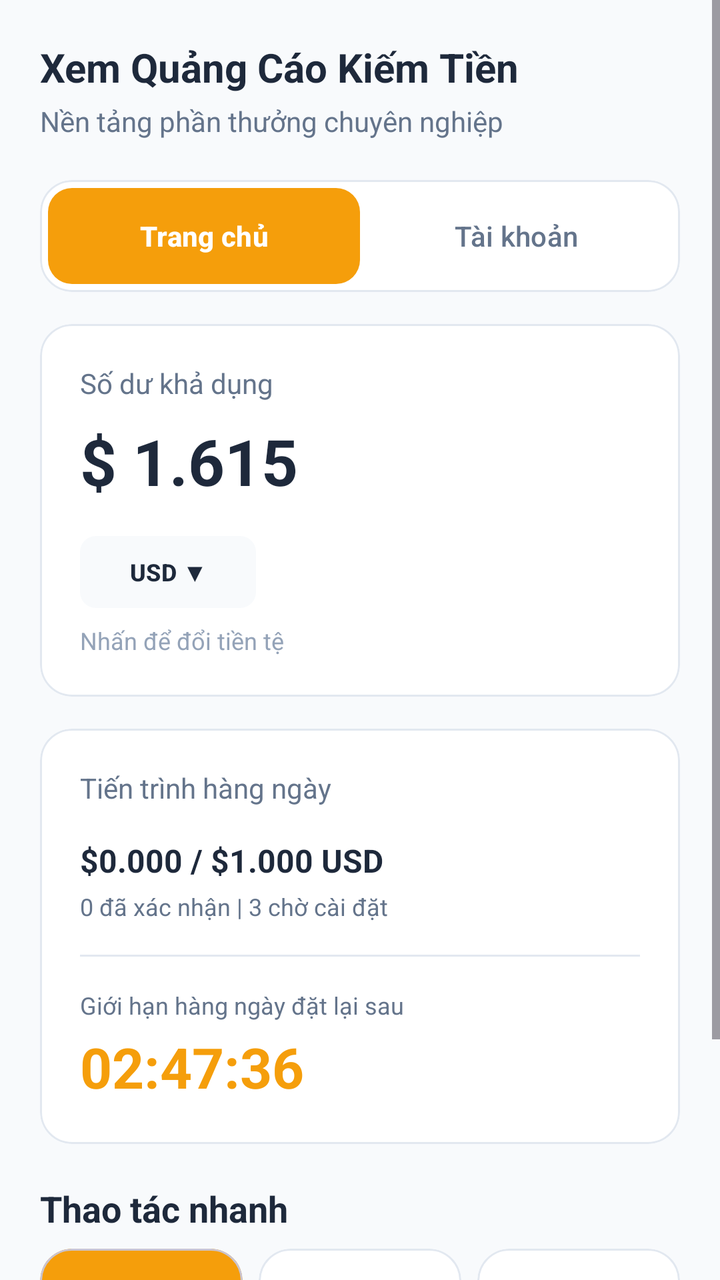
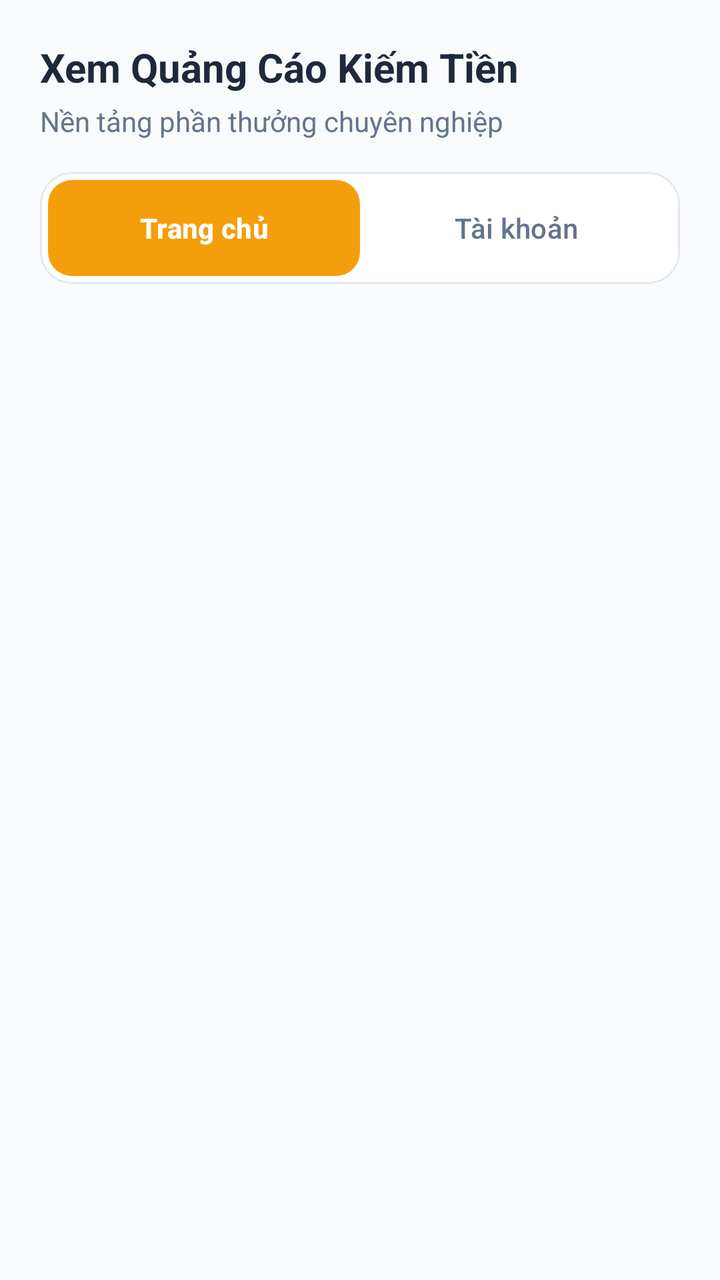

Compare the two renders of this Android layout. The source of the first and the diff that turns it into the second are given below.
<!-- AndroidManifest.xml: application theme Theme.View2Earn -->
<!-- res/layout/activity_main.xml -->
<?xml version="1.0" encoding="utf-8"?>
<ScrollView xmlns:android="http://schemas.android.com/apk/res/android"
    xmlns:app="http://schemas.android.com/apk/res-auto"
    xmlns:tools="http://schemas.android.com/tools"
    android:id="@+id/activity_main"
    android:layout_width="match_parent"
    android:layout_height="match_parent"
    android:background="@color/neutral_bg"
    android:fillViewport="true"
    tools:context=".MainActivity">

    <LinearLayout
        android:layout_width="match_parent"
        android:layout_height="wrap_content"
        android:orientation="vertical"
        android:padding="@dimen/spacing_lg">

        
        <LinearLayout
            android:layout_width="match_parent"
            android:layout_height="wrap_content"
            android:gravity="center_vertical"
            android:orientation="horizontal">

            <LinearLayout
                android:layout_width="0dp"
                android:layout_height="wrap_content"
                android:layout_weight="1"
                android:orientation="vertical">

                <TextView
                    android:id="@+id/tvAppTitle"
                    android:layout_width="wrap_content"
                    android:layout_height="wrap_content"
                    android:text="@string/main_header_title"
                    android:textColor="@color/text_primary"
                    android:textSize="@dimen/text_screen_header"
                    android:textStyle="bold" />

                <TextView
                    android:id="@+id/tvAppSubtitle"
                    android:layout_width="wrap_content"
                    android:layout_height="wrap_content"
                    android:layout_marginTop="@dimen/spacing_xs"
                    android:text="@string/main_header_subtitle"
                    android:textColor="@color/text_secondary"
                    android:textSize="@dimen/text_secondary" />
            </LinearLayout>
        </LinearLayout>

        
        <com.google.android.material.card.MaterialCardView
            android:layout_width="match_parent"
            android:layout_height="wrap_content"
            android:layout_marginTop="@dimen/spacing_lg"
            app:cardBackgroundColor="@color/surface"
            app:cardCornerRadius="@dimen/corner_radius_lg"
            app:cardElevation="0dp"
            app:strokeColor="@color/border_color"
            app:strokeWidth="1dp">

            <LinearLayout
                android:layout_width="match_parent"
                android:layout_height="wrap_content"
                android:orientation="horizontal"
                android:padding="@dimen/spacing_xs">

                <com.google.android.material.button.MaterialButton
                    android:id="@+id/btnTabHome"
                    android:layout_width="0dp"
                    android:layout_height="wrap_content"
                    android:layout_weight="1"
                    android:insetTop="0dp"
                    android:insetBottom="0dp"
                    android:text="@string/tab_home"
                    android:textColor="@color/on_primary"
                    android:textSize="@dimen/text_button"
                    android:textStyle="bold"
                    app:backgroundTint="@color/primary"
                    app:cornerRadius="@dimen/corner_radius_md" />

                <com.google.android.material.button.MaterialButton
                    android:id="@+id/btnTabAccount"
                    style="@style/Widget.Material3.Button.TextButton"
                    android:layout_width="0dp"
                    android:layout_height="wrap_content"
                    android:layout_weight="1"
                    android:insetTop="0dp"
                    android:insetBottom="0dp"
                    android:text="@string/tab_account"
                    android:textColor="@color/text_secondary"
                    android:textSize="@dimen/text_button"
                    app:cornerRadius="@dimen/corner_radius_md" />
            </LinearLayout>
        </com.google.android.material.card.MaterialCardView>

        
        <com.google.android.material.card.MaterialCardView
            android:layout_width="match_parent"
            android:layout_height="wrap_content"
            android:layout_marginTop="@dimen/spacing_md"
            app:cardBackgroundColor="@color/surface"
            app:cardCornerRadius="@dimen/corner_radius_lg"
            app:cardElevation="0dp"
            app:strokeColor="@color/border_color"
            app:strokeWidth="1dp">

            <LinearLayout
                android:layout_width="match_parent"
                android:layout_height="wrap_content"
                android:orientation="vertical"
                android:padding="@dimen/spacing_lg">

                <TextView
                    android:layout_width="wrap_content"
                    android:layout_height="wrap_content"
                    android:text="@string/label_available_balance"
                    android:textColor="@color/text_secondary"
                    android:textSize="@dimen/text_secondary" />

                <TextView
                    android:id="@+id/tvBalance"
                    android:layout_width="wrap_content"
                    android:layout_height="wrap_content"
                    android:layout_marginTop="@dimen/spacing_sm"
                    android:text="@string/sample_balance"
                    android:textColor="@color/text_primary"
                    android:textSize="@dimen/text_big_number"
                    android:textStyle="bold" />

                <com.google.android.material.button.MaterialButton
                    android:id="@+id/btnCurrency"
                    style="@style/Widget.Material3.Button.TonalButton"
                    android:layout_width="wrap_content"
                    android:layout_height="36dp"
                    android:layout_marginTop="@dimen/spacing_md"
                    android:insetTop="0dp"
                    android:insetBottom="0dp"
                    android:paddingHorizontal="@dimen/spacing_md"
                    android:paddingVertical="0dp"
                    android:text="@string/currency_usd"
                    android:textColor="@color/text_primary"
                    android:textSize="@dimen/text_caption"
                    android:textStyle="bold"
                    app:backgroundTint="@color/neutral_bg"
                    app:cornerRadius="@dimen/corner_radius_sm" />

                <TextView
                    android:layout_width="wrap_content"
                    android:layout_height="wrap_content"
                    android:layout_marginTop="@dimen/spacing_sm"
                    android:text="@string/subtext_change_currency"
                    android:textColor="@color/text_hint"
                    android:textSize="@dimen/text_caption" />
            </LinearLayout>
        </com.google.android.material.card.MaterialCardView>

        
        <com.google.android.material.card.MaterialCardView
            android:layout_width="match_parent"
            android:layout_height="wrap_content"
            android:layout_marginTop="@dimen/spacing_md"
            app:cardBackgroundColor="@color/surface"
            app:cardCornerRadius="@dimen/corner_radius_lg"
            app:cardElevation="0dp"
            app:strokeColor="@color/border_color"
            app:strokeWidth="1dp">

            <LinearLayout
                android:layout_width="match_parent"
                android:layout_height="wrap_content"
                android:orientation="vertical"
                android:padding="@dimen/spacing_lg">

                <TextView
                    android:layout_width="wrap_content"
                    android:layout_height="wrap_content"
                    android:text="@string/label_daily_progress"
                    android:textColor="@color/text_secondary"
                    android:textSize="@dimen/text_secondary" />

                <TextView
                    android:id="@+id/tvDailyProgressAmount"
                    android:layout_width="wrap_content"
                    android:layout_height="wrap_content"
                    android:layout_marginTop="@dimen/spacing_md"
                    android:text="@string/sample_daily_amount"
                    android:textColor="@color/text_primary"
                    android:textSize="@dimen/text_body"
                    android:textStyle="bold" />

                <TextView
                    android:id="@+id/tvDailyProgressStatus"
                    android:layout_width="wrap_content"
                    android:layout_height="wrap_content"
                    android:layout_marginTop="@dimen/spacing_xs"
                    android:text="@string/sample_daily_status"
                    android:textColor="@color/text_secondary"
                    android:textSize="@dimen/text_caption" />

                <View
                    android:layout_width="match_parent"
                    android:layout_height="1dp"
                    android:layout_marginVertical="@dimen/spacing_md"
                    android:background="@color/border_color" />

                <TextView
                    android:layout_width="wrap_content"
                    android:layout_height="wrap_content"
                    android:text="@string/label_reset_limit"
                    android:textColor="@color/text_secondary"
                    android:textSize="@dimen/text_caption" />

                <TextView
                    android:id="@+id/tvResetTimer"
                    android:layout_width="wrap_content"
                    android:layout_height="wrap_content"
                    android:layout_marginTop="@dimen/spacing_xs"
                    android:text="@string/sample_reset_timer"
                    android:textColor="@color/primary"
                    android:textSize="@dimen/text_timer"
                    android:textStyle="bold" />
            </LinearLayout>
        </com.google.android.material.card.MaterialCardView>

        
        <TextView
            android:layout_width="wrap_content"
            android:layout_height="wrap_content"
            android:layout_marginTop="@dimen/spacing_lg"
            android:text="@string/section_quick_actions"
            android:textColor="@color/text_primary"
            android:textSize="@dimen/text_section_title"
            android:textStyle="bold" />

        <LinearLayout
            android:layout_width="match_parent"
            android:layout_height="wrap_content"
            android:layout_marginTop="@dimen/spacing_sm"
            android:layout_marginBottom="@dimen/spacing_xl"
            android:orientation="horizontal">

            
            <com.google.android.material.card.MaterialCardView
                android:id="@+id/cardWatchAds"
                android:layout_width="0dp"
                android:layout_height="wrap_content"
                android:layout_marginEnd="@dimen/spacing_xs"
                android:layout_weight="1"
                android:clickable="true"
                android:focusable="true"
                app:cardBackgroundColor="@color/primary"
                app:cardCornerRadius="@dimen/corner_radius_lg"
                app:cardElevation="0dp">

                <LinearLayout
                    android:layout_width="match_parent"
                    android:layout_height="120dp"
                    android:gravity="bottom"
                    android:orientation="vertical"
                    android:padding="@dimen/spacing_md">

                    <TextView
                        android:layout_width="wrap_content"
                        android:layout_height="wrap_content"
                        android:text="@string/action_watch_ads_title"
                        android:textColor="@color/on_primary"
                        android:textSize="@dimen/text_body"
                        android:textStyle="bold" />

                    <TextView
                        android:layout_width="wrap_content"
                        android:layout_height="wrap_content"
                        android:layout_marginTop="@dimen/spacing_xs"
                        android:text="@string/action_watch_ads_desc"
                        android:textColor="@color/on_primary"
                        android:textSize="@dimen/text_caption" />
                </LinearLayout>
            </com.google.android.material.card.MaterialCardView>

            
            <com.google.android.material.card.MaterialCardView
                android:id="@+id/cardRateApp"
                android:layout_width="0dp"
                android:layout_height="wrap_content"
                android:layout_marginHorizontal="@dimen/spacing_xs"
                android:layout_weight="1"
                android:clickable="true"
                android:focusable="true"
                app:cardBackgroundColor="@color/surface"
                app:cardCornerRadius="@dimen/corner_radius_lg"
                app:cardElevation="0dp"
                app:strokeColor="@color/border_color"
                app:strokeWidth="1dp">

                <LinearLayout
                    android:layout_width="match_parent"
                    android:layout_height="120dp"
                    android:gravity="bottom"
                    android:orientation="vertical"
                    android:padding="@dimen/spacing_md">

                    <TextView
                        android:layout_width="wrap_content"
                        android:layout_height="wrap_content"
                        android:text="@string/action_rate_app_title"
                        android:textColor="@color/text_primary"
                        android:textSize="@dimen/text_body"
                        android:textStyle="bold" />

                    <TextView
                        android:layout_width="wrap_content"
                        android:layout_height="wrap_content"
                        android:layout_marginTop="@dimen/spacing_xs"
                        android:text="@string/action_rate_app_desc"
                        android:textColor="@color/text_secondary"
                        android:textSize="@dimen/text_caption" />
                </LinearLayout>
            </com.google.android.material.card.MaterialCardView>

            
            <com.google.android.material.card.MaterialCardView
                android:id="@+id/cardInviteFriends"
                android:layout_width="0dp"
                android:layout_height="wrap_content"
                android:layout_marginStart="@dimen/spacing_xs"
                android:layout_weight="1"
                android:clickable="true"
                android:focusable="true"
                app:cardBackgroundColor="@color/surface"
                app:cardCornerRadius="@dimen/corner_radius_lg"
                app:cardElevation="0dp"
                app:strokeColor="@color/border_color"
                app:strokeWidth="1dp">

                <LinearLayout
                    android:layout_width="match_parent"
                    android:layout_height="120dp"
                    android:gravity="bottom"
                    android:orientation="vertical"
                    android:padding="@dimen/spacing_md">

                    <TextView
                        android:layout_width="wrap_content"
                        android:layout_height="wrap_content"
                        android:text="@string/invite_friends_header"
                        android:textColor="@color/text_primary"
                        android:textSize="@dimen/text_body"
                        android:textStyle="bold" />

                    <TextView
                        android:layout_width="wrap_content"
                        android:layout_height="wrap_content"
                        android:layout_marginTop="@dimen/spacing_xs"
                        android:text="Mời &amp; nhận $1.00"
                        android:textColor="@color/primary"
                        android:textSize="@dimen/text_caption"
                        android:textStyle="bold" />
                </LinearLayout>
            </com.google.android.material.card.MaterialCardView>
        </LinearLayout>

    </LinearLayout>
</ScrollView>
<!-- resources referenced by this layout -->
<resources>
  <color name="border_color">#E2E8F0</color>
  <color name="neutral_bg">#F8FAFC</color>
  <color name="on_primary">#FFFFFF</color>
  <color name="primary">#F59E0B</color>
  <color name="surface">#FFFFFF</color>
  <color name="text_hint">#94A3B8</color>
  <color name="text_primary">#1E293B</color>
  <color name="text_secondary">#64748B</color>
  <dimen name="corner_radius_lg">16dp</dimen>
  <dimen name="corner_radius_md">12dp</dimen>
  <dimen name="corner_radius_sm">8dp</dimen>
  <dimen name="spacing_lg">20dp</dimen>
  <dimen name="spacing_md">16dp</dimen>
  <dimen name="spacing_sm">8dp</dimen>
  <dimen name="spacing_xl">24dp</dimen>
  <dimen name="spacing_xs">4dp</dimen>
  <dimen name="text_big_number">32sp</dimen>
  <dimen name="text_body">16sp</dimen>
  <dimen name="text_button">14sp</dimen>
  <dimen name="text_caption">12sp</dimen>
  <dimen name="text_screen_header">20sp</dimen>
  <dimen name="text_secondary">14sp</dimen>
  <dimen name="text_section_title">18sp</dimen>
  <dimen name="text_timer">28sp</dimen>
  <string name="action_rate_app_desc">Đánh giá trên Google Play</string>
  <string name="action_rate_app_title">Đánh giá ứng dụng</string>
  <string name="action_watch_ads_desc">Kiếm tiền từ quảng cáo</string>
  <string name="action_watch_ads_title">Xem quảng cáo</string>
  <string name="currency_usd">USD  ▼</string>
  <string name="invite_friends_header">Mời bạn bè</string>
  <string name="label_available_balance">Số dư khả dụng</string>
  <string name="label_daily_progress">Tiến trình hàng ngày</string>
  <string name="label_reset_limit">Giới hạn hàng ngày đặt lại sau</string>
  <string name="main_header_subtitle">Nền tảng phần thưởng chuyên nghiệp</string>
  <string name="main_header_title">Xem Quảng Cáo Kiếm Tiền</string>
  <string name="sample_balance">$ 1.615</string>
  <string name="sample_daily_amount">$0.000 / $1.000 USD</string>
  <string name="sample_daily_status">0 đã xác nhận | 3 chờ cài đặt</string>
  <string name="sample_reset_timer">02:47:36</string>
  <string name="section_quick_actions">Thao tác nhanh</string>
  <string name="subtext_change_currency">Nhấn để đổi tiền tệ</string>
  <string name="tab_account">Tài khoản</string>
  <string name="tab_home">Trang chủ</string>
  <style name="Theme.View2Earn" parent="Base.Theme.View2Earn" />
  <style name="Base.Theme.View2Earn" parent="Theme.Material3.Light.NoActionBar">
          
          <item name="colorPrimary">@color/primary</item>
          <item name="colorOnPrimary">@color/on_primary</item>
          <item name="android:windowBackground">@color/neutral_bg</item>
          <item name="android:statusBarColor">@color/neutral_bg</item>
          <item name="android:windowLightStatusBar" tools:targetApi="m">true</item>
      </style>
</resources>

<!-- the commit's change to res/layout/activity_main.xml (unified diff, before → after) -->
@@ -1,58 +1,47 @@
 <?xml version="1.0" encoding="utf-8"?>
-<ScrollView xmlns:android="http://schemas.android.com/apk/res/android"
+<LinearLayout xmlns:android="http://schemas.android.com/apk/res/android"
     xmlns:app="http://schemas.android.com/apk/res-auto"
     xmlns:tools="http://schemas.android.com/tools"
     android:id="@+id/activity_main"
     android:layout_width="match_parent"
     android:layout_height="match_parent"
     android:background="@color/neutral_bg"
-    android:fillViewport="true"
+    android:orientation="vertical"
     tools:context=".MainActivity">
 
+    
     <LinearLayout
         android:layout_width="match_parent"
         android:layout_height="wrap_content"
         android:orientation="vertical"
-        android:padding="@dimen/spacing_lg">
+        android:paddingHorizontal="@dimen/spacing_lg"
+        android:paddingTop="@dimen/spacing_lg"
+        android:paddingBottom="@dimen/spacing_sm">
 
         
-        <LinearLayout
-            android:layout_width="match_parent"
+        <TextView
+            android:id="@+id/tvAppTitle"
+            android:layout_width="wrap_content"
             android:layout_height="wrap_content"
-            android:gravity="center_vertical"
-            android:orientation="horizontal">
+            android:text="@string/main_header_title"
+            android:textColor="@color/text_primary"
+            android:textSize="@dimen/text_screen_header"
+            android:textStyle="bold" />
 
-            <LinearLayout
-                android:layout_width="0dp"
-                android:layout_height="wrap_content"
-                android:layout_weight="1"
-                android:orientation="vertical">
-
-                <TextView
-                    android:id="@+id/tvAppTitle"
-                    android:layout_width="wrap_content"
-                    android:layout_height="wrap_content"
-                    android:text="@string/main_header_title"
-                    android:textColor="@color/text_primary"
-                    android:textSize="@dimen/text_screen_header"
-                    android:textStyle="bold" />
-
-                <TextView
-                    android:id="@+id/tvAppSubtitle"
-                    android:layout_width="wrap_content"
-                    android:layout_height="wrap_content"
-                    android:layout_marginTop="@dimen/spacing_xs"
-                    android:text="@string/main_header_subtitle"
-                    android:textColor="@color/text_secondary"
-                    android:textSize="@dimen/text_secondary" />
-            </LinearLayout>
-        </LinearLayout>
+        <TextView
+            android:id="@+id/tvAppSubtitle"
+            android:layout_width="wrap_content"
+            android:layout_height="wrap_content"
+            android:layout_marginTop="@dimen/spacing_xs"
+            android:text="@string/main_header_subtitle"
+            android:textColor="@color/text_secondary"
+            android:textSize="@dimen/text_secondary" />
 
         
         <com.google.android.material.card.MaterialCardView
             android:layout_width="match_parent"
             android:layout_height="wrap_content"
-            android:layout_marginTop="@dimen/spacing_lg"
+            android:layout_marginTop="@dimen/spacing_md"
             app:cardBackgroundColor="@color/surface"
             app:cardCornerRadius="@dimen/corner_radius_lg"
             app:cardElevation="0dp"
@@ -93,272 +82,13 @@
                     app:cornerRadius="@dimen/corner_radius_md" />
             </LinearLayout>
         </com.google.android.material.card.MaterialCardView>
+    </LinearLayout>
 
-        
-        <com.google.android.material.card.MaterialCardView
-            android:layout_width="match_parent"
-            android:layout_height="wrap_content"
-            android:layout_marginTop="@dimen/spacing_md"
-            app:cardBackgroundColor="@color/surface"
-            app:cardCornerRadius="@dimen/corner_radius_lg"
-            app:cardElevation="0dp"
-            app:strokeColor="@color/border_color"
-            app:strokeWidth="1dp">
+    
+    <androidx.viewpager2.widget.ViewPager2
+        android:id="@+id/viewPager"
+        android:layout_width="match_parent"
+        android:layout_height="0dp"
+        android:layout_weight="1" />
 
-            <LinearLayout
-                android:layout_width="match_parent"
-                android:layout_height="wrap_content"
-                android:orientation="vertical"
-                android:padding="@dimen/spacing_lg">
-
-                <TextView
-                    android:layout_width="wrap_content"
-                    android:layout_height="wrap_content"
-                    android:text="@string/label_available_balance"
-                    android:textColor="@color/text_secondary"
-                    android:textSize="@dimen/text_secondary" />
-
-                <TextView
-                    android:id="@+id/tvBalance"
-                    android:layout_width="wrap_content"
-                    android:layout_height="wrap_content"
-                    android:layout_marginTop="@dimen/spacing_sm"
-                    android:text="@string/sample_balance"
-                    android:textColor="@color/text_primary"
-                    android:textSize="@dimen/text_big_number"
-                    android:textStyle="bold" />
-
-                <com.google.android.material.button.MaterialButton
-                    android:id="@+id/btnCurrency"
-                    style="@style/Widget.Material3.Button.TonalButton"
-                    android:layout_width="wrap_content"
-                    android:layout_height="36dp"
-                    android:layout_marginTop="@dimen/spacing_md"
-                    android:insetTop="0dp"
-                    android:insetBottom="0dp"
-                    android:paddingHorizontal="@dimen/spacing_md"
-                    android:paddingVertical="0dp"
-                    android:text="@string/currency_usd"
-                    android:textColor="@color/text_primary"
-                    android:textSize="@dimen/text_caption"
-                    android:textStyle="bold"
-                    app:backgroundTint="@color/neutral_bg"
-                    app:cornerRadius="@dimen/corner_radius_sm" />
-
-                <TextView
-                    android:layout_width="wrap_content"
-                    android:layout_height="wrap_content"
-                    android:layout_marginTop="@dimen/spacing_sm"
-                    android:text="@string/subtext_change_currency"
-                    android:textColor="@color/text_hint"
-                    android:textSize="@dimen/text_caption" />
-            </LinearLayout>
-        </com.google.android.material.card.MaterialCardView>
-
-        
-        <com.google.android.material.card.MaterialCardView
-            android:layout_width="match_parent"
-            android:layout_height="wrap_content"
-            android:layout_marginTop="@dimen/spacing_md"
-            app:cardBackgroundColor="@color/surface"
-            app:cardCornerRadius="@dimen/corner_radius_lg"
-            app:cardElevation="0dp"
-            app:strokeColor="@color/border_color"
-            app:strokeWidth="1dp">
-
-            <LinearLayout
-                android:layout_width="match_parent"
-                android:layout_height="wrap_content"
-                android:orientation="vertical"
-                android:padding="@dimen/spacing_lg">
-
-                <TextView
-                    android:layout_width="wrap_content"
-                    android:layout_height="wrap_content"
-                    android:text="@string/label_daily_progress"
-                    android:textColor="@color/text_secondary"
-                    android:textSize="@dimen/text_secondary" />
-
-                <TextView
-                    android:id="@+id/tvDailyProgressAmount"
-                    android:layout_width="wrap_content"
-                    android:layout_height="wrap_content"
-                    android:layout_marginTop="@dimen/spacing_md"
-                    android:text="@string/sample_daily_amount"
-                    android:textColor="@color/text_primary"
-                    android:textSize="@dimen/text_body"
-                    android:textStyle="bold" />
-
-                <TextView
-                    android:id="@+id/tvDailyProgressStatus"
-                    android:layout_width="wrap_content"
-                    android:layout_height="wrap_content"
-                    android:layout_marginTop="@dimen/spacing_xs"
-                    android:text="@string/sample_daily_status"
-                    android:textColor="@color/text_secondary"
-                    android:textSize="@dimen/text_caption" />
-
-                <View
-                    android:layout_width="match_parent"
-                    android:layout_height="1dp"
-                    android:layout_marginVertical="@dimen/spacing_md"
-                    android:background="@color/border_color" />
-
-                <TextView
-                    android:layout_width="wrap_content"
-                    android:layout_height="wrap_content"
-                    android:text="@string/label_reset_limit"
-                    android:textColor="@color/text_secondary"
-                    android:textSize="@dimen/text_caption" />
-
-                <TextView
-                    android:id="@+id/tvResetTimer"
-                    android:layout_width="wrap_content"
-                    android:layout_height="wrap_content"
-                    android:layout_marginTop="@dimen/spacing_xs"
-                    android:text="@string/sample_reset_timer"
-                    android:textColor="@color/primary"
-                    android:textSize="@dimen/text_timer"
-                    android:textStyle="bold" />
-            </LinearLayout>
-        </com.google.android.material.card.MaterialCardView>
-
-        
-        <TextView
-            android:layout_width="wrap_content"
-            android:layout_height="wrap_content"
-            android:layout_marginTop="@dimen/spacing_lg"
-            android:text="@string/section_quick_actions"
-            android:textColor="@color/text_primary"
-            android:textSize="@dimen/text_section_title"
-            android:textStyle="bold" />
-
-        <LinearLayout
-            android:layout_width="match_parent"
-            android:layout_height="wrap_content"
-            android:layout_marginTop="@dimen/spacing_sm"
-            android:layout_marginBottom="@dimen/spacing_xl"
-            android:orientation="horizontal">
-
-            
-            <com.google.android.material.card.MaterialCardView
-                android:id="@+id/cardWatchAds"
-                android:layout_width="0dp"
-                android:layout_height="wrap_content"
-                android:layout_marginEnd="@dimen/spacing_xs"
-                android:layout_weight="1"
-                android:clickable="true"
-                android:focusable="true"
-                app:cardBackgroundColor="@color/primary"
-                app:cardCornerRadius="@dimen/corner_radius_lg"
-                app:cardElevation="0dp">
-
-                <LinearLayout
-                    android:layout_width="match_parent"
-                    android:layout_height="120dp"
-                    android:gravity="bottom"
-                    android:orientation="vertical"
-                    android:padding="@dimen/spacing_md">
-
-                    <TextView
-                        android:layout_width="wrap_content"
-                        android:layout_height="wrap_content"
-                        android:text="@string/action_watch_ads_title"
-                        android:textColor="@color/on_primary"
-                        android:textSize="@dimen/text_body"
-                        android:textStyle="bold" />
-
-                    <TextView
-                        android:layout_width="wrap_content"
-                        android:layout_height="wrap_content"
-                        android:layout_marginTop="@dimen/spacing_xs"
-                        android:text="@string/action_watch_ads_desc"
-                        android:textColor="@color/on_primary"
-                        android:textSize="@dimen/text_caption" />
-                </LinearLayout>
-            </com.google.android.material.card.MaterialCardView>
-
-            
-            <com.google.android.material.card.MaterialCardView
-                android:id="@+id/cardRateApp"
-                android:layout_width="0dp"
-                android:layout_height="wrap_content"
-                android:layout_marginHorizontal="@dimen/spacing_xs"
-                android:layout_weight="1"
-                android:clickable="true"
-                android:focusable="true"
-                app:cardBackgroundColor="@color/surface"
-                app:cardCornerRadius="@dimen/corner_radius_lg"
-                app:cardElevation="0dp"
-                app:strokeColor="@color/border_color"
-                app:strokeWidth="1dp">
-
-                <LinearLayout
-                    android:layout_width="match_parent"
-                    android:layout_height="120dp"
-                    android:gravity="bottom"
-                    android:orientation="vertical"
-                    android:padding="@dimen/spacing_md">
-
-                    <TextView
-                        android:layout_width="wrap_content"
-                        android:layout_height="wrap_content"
-                        android:text="@string/action_rate_app_title"
-                        android:textColor="@color/text_primary"
-                        android:textSize="@dimen/text_body"
-                        android:textStyle="bold" />
-
-                    <TextView
-                        android:layout_width="wrap_content"
-                        android:layout_height="wrap_content"
-                        android:layout_marginTop="@dimen/spacing_xs"
-                        android:text="@string/action_rate_app_desc"
-                        android:textColor="@color/text_secondary"
-                        android:textSize="@dimen/text_caption" />
-                </LinearLayout>
-            </com.google.android.material.card.MaterialCardView>
-
-            
-            <com.google.android.material.card.MaterialCardView
-                android:id="@+id/cardInviteFriends"
-                android:layout_width="0dp"
-                android:layout_height="wrap_content"
-                android:layout_marginStart="@dimen/spacing_xs"
-                android:layout_weight="1"
-                android:clickable="true"
-                android:focusable="true"
-                app:cardBackgroundColor="@color/surface"
-                app:cardCornerRadius="@dimen/corner_radius_lg"
-                app:cardElevation="0dp"
-                app:strokeColor="@color/border_color"
-                app:strokeWidth="1dp">
-
-                <LinearLayout
-                    android:layout_width="match_parent"
-                    android:layout_height="120dp"
-                    android:gravity="bottom"
-                    android:orientation="vertical"
-                    android:padding="@dimen/spacing_md">
-
-                    <TextView
-                        android:layout_width="wrap_content"
-                        android:layout_height="wrap_content"
-                        android:text="@string/invite_friends_header"
-                        android:textColor="@color/text_primary"
-                        android:textSize="@dimen/text_body"
-                        android:textStyle="bold" />
-
-                    <TextView
-                        android:layout_width="wrap_content"
-                        android:layout_height="wrap_content"
-                        android:layout_marginTop="@dimen/spacing_xs"
-                        android:text="Mời &amp; nhận $1.00"
-                        android:textColor="@color/primary"
-                        android:textSize="@dimen/text_caption"
-                        android:textStyle="bold" />
-                </LinearLayout>
-            </com.google.android.material.card.MaterialCardView>
-        </LinearLayout>
-
-    </LinearLayout>
-</ScrollView>
+</LinearLayout>
<!-- resource entries referenced after the edit -->
@@ -5,42 +5,19 @@
   <color name="on_primary">#FFFFFF</color>
   <color name="primary">#F59E0B</color>
   <color name="surface">#FFFFFF</color>
-  <color name="text_hint">#94A3B8</color>
   <color name="text_primary">#1E293B</color>
   <color name="text_secondary">#64748B</color>
   <dimen name="corner_radius_lg">16dp</dimen>
   <dimen name="corner_radius_md">12dp</dimen>
-  <dimen name="corner_radius_sm">8dp</dimen>
   <dimen name="spacing_lg">20dp</dimen>
   <dimen name="spacing_md">16dp</dimen>
   <dimen name="spacing_sm">8dp</dimen>
-  <dimen name="spacing_xl">24dp</dimen>
   <dimen name="spacing_xs">4dp</dimen>
-  <dimen name="text_big_number">32sp</dimen>
-  <dimen name="text_body">16sp</dimen>
   <dimen name="text_button">14sp</dimen>
-  <dimen name="text_caption">12sp</dimen>
   <dimen name="text_screen_header">20sp</dimen>
   <dimen name="text_secondary">14sp</dimen>
-  <dimen name="text_section_title">18sp</dimen>
-  <dimen name="text_timer">28sp</dimen>
-  <string name="action_rate_app_desc">Đánh giá trên Google Play</string>
-  <string name="action_rate_app_title">Đánh giá ứng dụng</string>
-  <string name="action_watch_ads_desc">Kiếm tiền từ quảng cáo</string>
-  <string name="action_watch_ads_title">Xem quảng cáo</string>
-  <string name="currency_usd">USD  ▼</string>
-  <string name="invite_friends_header">Mời bạn bè</string>
-  <string name="label_available_balance">Số dư khả dụng</string>
-  <string name="label_daily_progress">Tiến trình hàng ngày</string>
-  <string name="label_reset_limit">Giới hạn hàng ngày đặt lại sau</string>
   <string name="main_header_subtitle">Nền tảng phần thưởng chuyên nghiệp</string>
   <string name="main_header_title">Xem Quảng Cáo Kiếm Tiền</string>
-  <string name="sample_balance">$ 1.615</string>
-  <string name="sample_daily_amount">$0.000 / $1.000 USD</string>
-  <string name="sample_daily_status">0 đã xác nhận | 3 chờ cài đặt</string>
-  <string name="sample_reset_timer">02:47:36</string>
-  <string name="section_quick_actions">Thao tác nhanh</string>
-  <string name="subtext_change_currency">Nhấn để đổi tiền tệ</string>
   <string name="tab_account">Tài khoản</string>
   <string name="tab_home">Trang chủ</string>
   <style name="Theme.View2Earn" parent="Base.Theme.View2Earn" />
